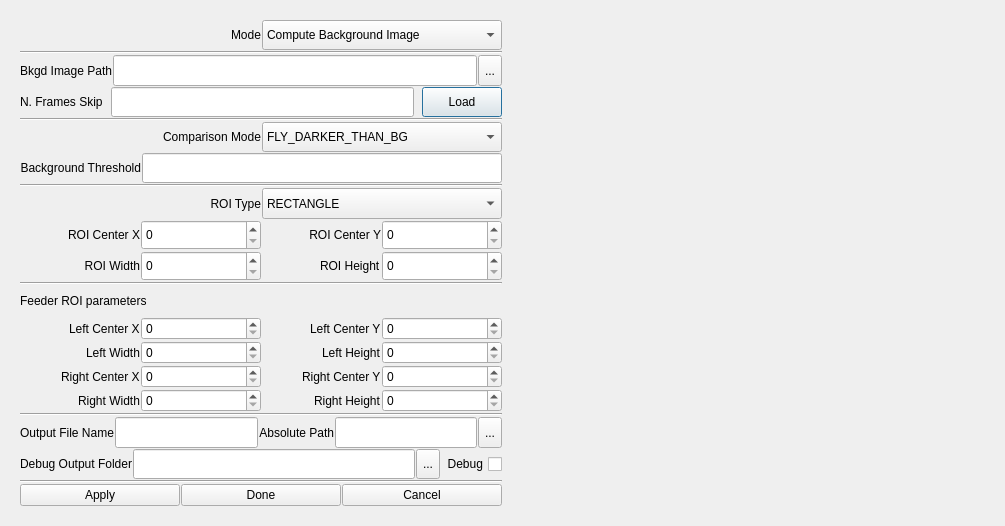
Above: src/plugin/flytrack/flytrack_plugin.ui from FlyVirtualReality/BIAS before the change. Below: the same form after it.
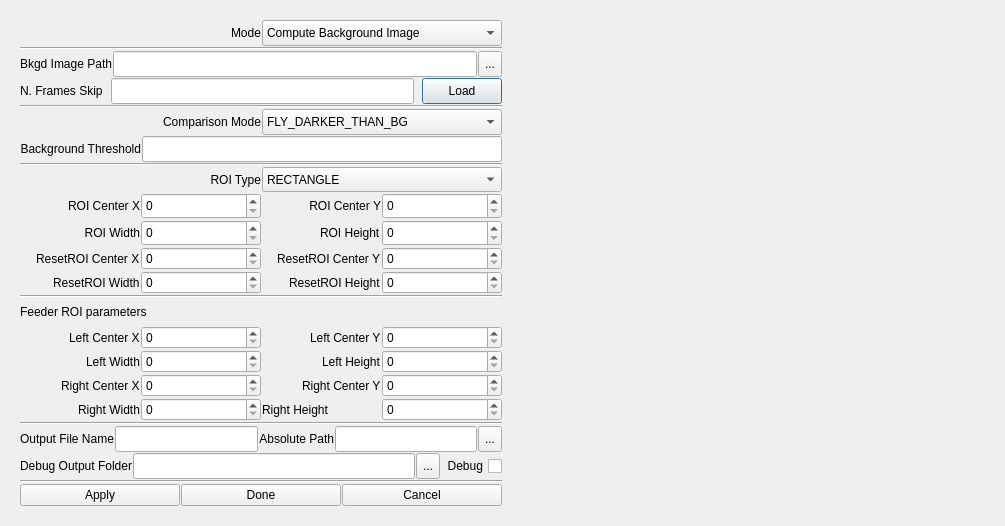
That is the form after the change.

Commit message: Changes required to implement the resetROI were made in relevant scripts

```diff
--- a/src/plugin/flytrack/flytrack_plugin.ui
+++ b/src/plugin/flytrack/flytrack_plugin.ui
@@ -410,6 +410,73 @@
                 <verstretch>0</verstretch>
                </sizepolicy>
               </property>
+              <property name="maximum">
+               <number>999999999</number>
+              </property>
+             </widget>
+            </item>
+           </layout>
+          </item>
+          <item>
+           <layout class="QHBoxLayout" name="horizontalLayout">
+            <item alignment="Qt::AlignmentFlag::AlignRight">
+             <widget class="QLabel" name="roiResetCenterXLabel">
+              <property name="text">
+               <string>ResetROI Center X</string>
+              </property>
+             </widget>
+            </item>
+            <item>
+             <widget class="QSpinBox" name="roiResetCenterXSpinBox">
+              <property name="maximum">
+               <number>999999999</number>
+              </property>
+             </widget>
+            </item>
+            <item alignment="Qt::AlignmentFlag::AlignRight">
+             <widget class="QLabel" name="roiResetCenterYLabel">
+              <property name="text">
+               <string>ResetROI Center Y</string>
+              </property>
+             </widget>
+            </item>
+            <item>
+             <widget class="QSpinBox" name="roiResetCenterYSpinBox">
+              <property name="maximum">
+               <number>999999999</number>
+              </property>
+             </widget>
+            </item>
+           </layout>
+          </item>
+          <item>
+           <layout class="QHBoxLayout" name="horizontalLayout_6">
+            <item alignment="Qt::AlignmentFlag::AlignRight">
+             <widget class="QLabel" name="roiResetWidthLabel">
+              <property name="text">
+               <string>ResetROI Width</string>
+              </property>
+             </widget>
+            </item>
+            <item>
+             <widget class="QSpinBox" name="roiResetWidthSpinBox">
+              <property name="maximum">
+               <number>999999999</number>
+              </property>
+             </widget>
+            </item>
+            <item alignment="Qt::AlignmentFlag::AlignRight">
+             <widget class="QLabel" name="resetROIHeightLabel">
+              <property name="text">
+               <string>ResetROI Height</string>
+              </property>
+             </widget>
+            </item>
+            <item>
+             <widget class="QSpinBox" name="roiResetHeightSpinBox">
+              <property name="maximum">
+               <number>999999999</number>
+              </property>
              </widget>
             </item>
            </layout>
@@ -526,14 +593,7 @@
           </item>
           <item>
            <layout class="QGridLayout" name="gridLayout_4">
-            <item row="0" column="2" alignment="Qt::AlignmentFlag::AlignRight">
-             <widget class="QLabel" name="roiRightFeederHeightLabel">
-              <property name="text">
-               <string>Right Height</string>
-              </property>
-             </widget>
-            </item>
-            <item row="0" column="3">
+            <item row="0" column="4">
              <widget class="QSpinBox" name="roiRightFeederHeightSpinBox">
               <property name="maximum">
                <number>999999999</number>
@@ -554,6 +614,13 @@
               </property>
              </widget>
             </item>
+            <item row="0" column="2">
+             <widget class="QLabel" name="roiRightFeederHeightLabel">
+              <property name="text">
+               <string>Right Height</string>
+              </property>
+             </widget>
+            </item>
            </layout>
           </item>
           <item>
```
Left out of the diff: 35 changed lines with no effect on the pictures. The commit also changes 3 other files.
